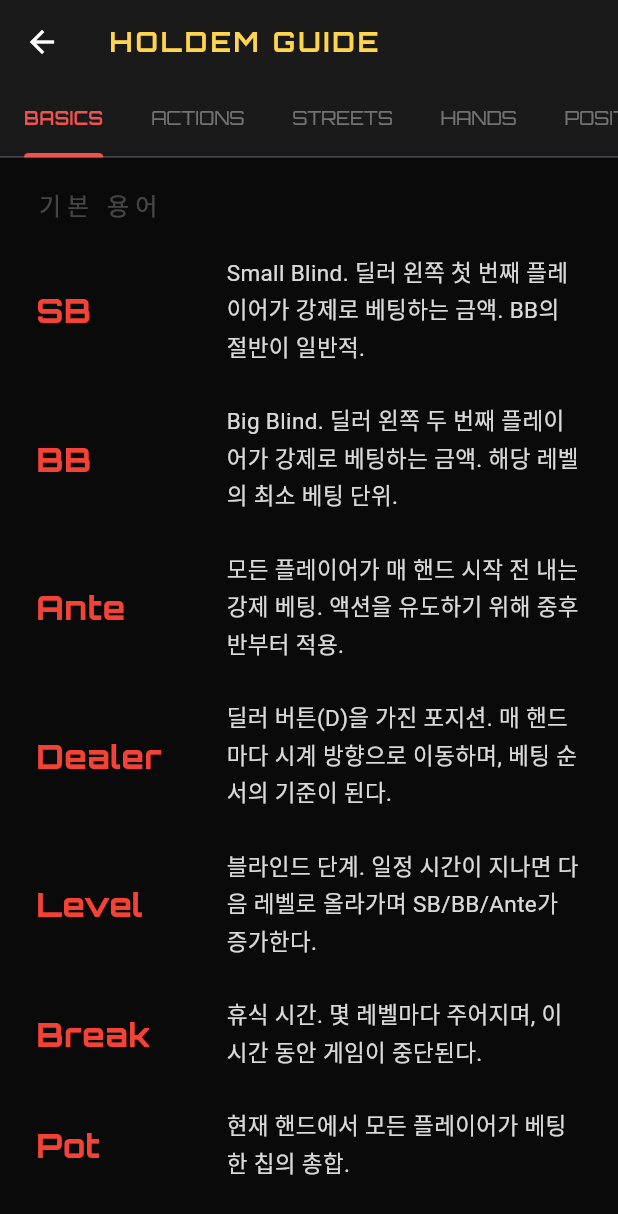
After one commit to Blanche-jara/jara-holdem, a Flutter app: the screen it shows after launch, after a tap on the "help outline" icon, on a phone screen of 412 x 824 dp. The commit adds this screen. Shown: the top 1214 px of the screen. Run offline on Flutter 3.47's test engine with Material 3 defaults, Android fonts, the phone set to English and light mode, and no system bars; our stand-ins replace audioplayers, google_fonts, shared_preferences, web.

Commit message:
용어설명 1

```diff
--- /dev/null
+++ b/lib/screens/help_screen.dart
@@ -0,0 +1,201 @@
+import 'package:flutter/material.dart';
+import 'package:google_fonts/google_fonts.dart';
+
+class HelpScreen extends StatelessWidget {
+  const HelpScreen({super.key});
+
+  static const _pages = [
+    _HelpPage(
+      title: 'BASICS',
+      subtitle: '기본 용어',
+      entries: [
+        _HelpEntry('SB', 'Small Blind. 딜러 왼쪽 첫 번째 플레이어가 강제로 베팅하는 금액. BB의 절반이 일반적.'),
+        _HelpEntry('BB', 'Big Blind. 딜러 왼쪽 두 번째 플레이어가 강제로 베팅하는 금액. 해당 레벨의 최소 베팅 단위.'),
+        _HelpEntry('Ante', '모든 플레이어가 매 핸드 시작 전 내는 강제 베팅. 액션을 유도하기 위해 중후반부터 적용.'),
+        _HelpEntry('Dealer', '딜러 버튼(D)을 가진 포지션. 매 핸드마다 시계 방향으로 이동하며, 베팅 순서의 기준이 된다.'),
+        _HelpEntry('Level', '블라인드 단계. 일정 시간이 지나면 다음 레벨로 올라가며 SB/BB/Ante가 증가한다.'),
+        _HelpEntry('Break', '휴식 시간. 몇 레벨마다 주어지며, 이 시간 동안 게임이 중단된다.'),
+        _HelpEntry('Pot', '현재 핸드에서 모든 플레이어가 베팅한 칩의 총합.'),
+      ],
+    ),
+    _HelpPage(
+      title: 'ACTIONS',
+      subtitle: '액션',
+      entries: [
+        _HelpEntry('Fold', '패를 포기하고 해당 핸드에서 빠지는 것. 이미 베팅한 칩은 돌려받을 수 없다.'),
+        _HelpEntry('Check', '베팅 없이 차례를 넘기는 것. 앞에 베팅이 없을 때만 가능.'),
+        _HelpEntry('Call', '이전 플레이어의 베팅 금액과 동일하게 따라 베팅하는 것.'),
+        _HelpEntry('Bet', '해당 라운드에서 첫 번째로 칩을 거는 것. 이후 다른 플레이어가 콜/레이즈/폴드를 선택.'),
+        _HelpEntry('Raise', '이전 베팅보다 더 높은 금액으로 베팅하는 것. 최소 레이즈는 직전 레이즈 폭 이상.'),
+        _HelpEntry('Re-raise', '레이즈에 대해 다시 레이즈하는 것. 3-Bet, 4-Bet 등으로도 불린다.'),
+        _HelpEntry('All-in', '보유한 칩 전부를 베팅하는 것. 올인 후에는 추가 베팅 없이 쇼다운까지 진행.'),
+      ],
+    ),
+    _HelpPage(
+      title: 'STREETS',
+      subtitle: '게임 진행 단계',
+      entries: [
+        _HelpEntry('Preflop', '커뮤니티 카드가 깔리기 전 단계. 각 플레이어는 2장의 홀카드를 받고 첫 베팅을 진행.'),
+        _HelpEntry('Flop', '커뮤니티 카드 3장이 동시에 공개되는 단계. 두 번째 베팅 라운드가 진행된다.'),
+        _HelpEntry('Turn', '네 번째 커뮤니티 카드가 공개되는 단계. 세 번째 베팅 라운드.'),
+        _HelpEntry('River', '다섯 번째(마지막) 커뮤니티 카드가 공개되는 단계. 최종 베팅 라운드.'),
+        _HelpEntry('Showdown', '최종 베팅 후 남은 플레이어들이 카드를 공개하여 승자를 결정하는 과정.'),
+      ],
+    ),
+    _HelpPage(
+      title: 'HANDS',
+      subtitle: '핸드 타입',
+      entries: [
+        _HelpEntry('Pocket\nPair', '두 장의 홀카드가 같은 숫자인 경우.\n예: AA, KK, QQ, JJ, 22 등. 프리미엄 핸드에 해당.'),
+        _HelpEntry('Suited', '두 장의 홀카드가 같은 무늬인 경우.\n예: A♠K♠, 7♥8♥. 플러시 가능성이 있어 가치가 높아진다.'),
+        _HelpEntry('Offsuit', '두 장의 홀카드가 다른 무늬인 경우.\n예: A♠K♥. 같은 숫자 조합이라도 수딧보다 가치가 낮다.'),
+        _HelpEntry('Connec\ntor', '두 장의 홀카드가 연속된 숫자인 경우.\n예: 8♠9♠(수딧 커넥터), T♥J♣(오프숫 커넥터). 스트레이트 가능성.'),
+      ],
+    ),
+    _HelpPage(
+      title: 'POSITIONS',
+      subtitle: '포지션',
+      entries: [
+        _HelpEntry('UTG', 'Under The Gun. BB 왼쪽, 프리플랍에서 가장 먼저 액션하는 자리. 가장 불리한 포지션.'),
+        _HelpEntry('MP', 'Middle Position. UTG와 레이트 포지션 사이. 중간 정도의 핸드 레인지로 플레이.'),
+        _HelpEntry('CO', 'Cutoff. 딜러 바로 오른쪽. 레이트 포지션으로 넓은 레인지 플레이 가능.'),
+        _HelpEntry('BTN', 'Button(딜러). 포스트플랍에서 항상 마지막에 액션. 가장 유리한 포지션.'),
+        _HelpEntry('SB', 'Small Blind 포지션. 프리플랍에서는 마지막에 가깝지만, 포스트플랍에서 가장 먼저 액션.'),
+        _HelpEntry('BB', 'Big Blind 포지션. 프리플랍에서 마지막에 액션. 포스트플랍에서는 SB 다음으로 액션.'),
+      ],
+    ),
+    _HelpPage(
+      title: 'RANKINGS',
+      subtitle: '족보 (약 → 강)',
+      entries: [
+        _HelpEntry('High\nCard', '아무 조합도 없는 경우. 가장 높은 카드로 승부.\n예: A♠8♥5♦3♣2♠'),
+        _HelpEntry('One\nPair', '같은 숫자 2장.\n예: K♠K♥9♦5♣2♠'),
+        _HelpEntry('Two\nPair', '같은 숫자 2장이 두 세트.\n예: Q♠Q♥7♦7♣3♠'),
+        _HelpEntry('Three\nof a Kind', '같은 숫자 3장. "트립스" 또는 "셋"이라고도 함.\n예: J♠J♥J♦8♣2♠'),
+        _HelpEntry('Straight', '연속된 숫자 5장. 무늬 무관.\n예: 5♠6♥7♦8♣9♠'),
+        _HelpEntry('Flush', '같은 무늬 5장. 숫자 무관.\n예: A♥T♥8♥5♥2♥'),
+        _HelpEntry('Full\nHouse', '같은 숫자 3장 + 같은 숫자 2장.\n예: A♠A♥A♦K♣K♠'),
+        _HelpEntry('Four of\na Kind', '같은 숫자 4장. "쿼드"라고도 함.\n예: 9♠9♥9♦9♣A♠'),
+        _HelpEntry('Straight\nFlush', '같은 무늬로 연속된 숫자 5장.\n예: 5♥6♥7♥8♥9♥'),
+        _HelpEntry('Royal\nFlush', '같은 무늬의 T, J, Q, K, A. 최강 족보.\n예: T♠J♠Q♠K♠A♠'),
+      ],
+    ),
+  ];
+
+  @override
+  Widget build(BuildContext context) {
+    return DefaultTabController(
+      length: _pages.length,
+      child: Scaffold(
+        backgroundColor: const Color(0xFF0A0A0A),
+        appBar: AppBar(
+          backgroundColor: const Color(0xFF1A1A1A),
+          title: Text(
+            'HOLDEM GUIDE',
+            style: GoogleFonts.orbitron(
+              color: Colors.amber.shade300,
+              fontSize: 18,
+              fontWeight: FontWeight.w700,
+              letterSpacing: 2,
+            ),
+          ),
+          iconTheme: const IconThemeData(color: Colors.white),
+          bottom: TabBar(
+            isScrollable: true,
+            indicatorColor: Colors.red.shade400,
+            indicatorWeight: 3,
+            labelColor: Colors.red.shade400,
+            unselectedLabelColor: Colors.white38,
+            labelStyle: GoogleFonts.orbitron(fontSize: 12, fontWeight: FontWeight.w700),
+            unselectedLabelStyle: GoogleFonts.orbitron(fontSize: 12, fontWeight: FontWeight.w400),
+            tabAlignment: TabAlignment.start,
+            tabs: _pages.map((p) => Tab(text: p.title)).toList(),
+          ),
+        ),
+        body: TabBarView(
+          children: _pages.map((page) => _buildPage(context, page)).toList(),
+        ),
+      ),
+    );
+  }
+
+  Widget _buildPage(BuildContext context, _HelpPage page) {
+    return ListView.builder(
+      padding: const EdgeInsets.symmetric(vertical: 20, horizontal: 24),
+      itemCount: page.entries.length + 1, // +1 for subtitle header
+      itemBuilder: (context, index) {
+        if (index == 0) {
+          return Padding(
+            padding: const EdgeInsets.only(bottom: 20),
+            child: Text(
+              page.subtitle,
+              style: TextStyle(
+                color: Colors.white24,
+                fontSize: 16,
+                letterSpacing: 4,
+              ),
+            ),
+          );
+        }
+        final entry = page.entries[index - 1];
+        return _buildRow(context, entry);
+      },
+    );
+  }
+
+  Widget _buildRow(BuildContext context, _HelpEntry entry) {
+    final screenWidth = MediaQuery.of(context).size.width;
+    final termWidth = (screenWidth * 0.25).clamp(100.0, 200.0);
+    final termFontSize = (screenWidth * 0.045).clamp(22.0, 48.0);
+    final descFontSize = (screenWidth * 0.025).clamp(15.0, 24.0);
+
+    return Padding(
+      padding: const EdgeInsets.only(bottom: 24),
+      child: Row(
+        crossAxisAlignment: CrossAxisAlignment.center,
+        children: [
+          // Term (left)
+          SizedBox(
+            width: termWidth,
+            child: Text(
+              entry.term,
+              style: GoogleFonts.orbitron(
+                color: Colors.red.shade500,
+                fontSize: termFontSize,
+                fontWeight: FontWeight.w800,
+                height: 1.2,
+              ),
+            ),
+          ),
+          const SizedBox(width: 24),
+          // Description (right)
+          Expanded(
+            child: Text(
+              entry.description,
+              style: TextStyle(
+                color: Colors.white.withValues(alpha: 0.85),
+                fontSize: descFontSize,
+                height: 1.6,
+              ),
+            ),
+          ),
+        ],
+      ),
+    );
+  }
+}
+
+class _HelpPage {
+  final String title;
+  final String subtitle;
+  final List<_HelpEntry> entries;
+
+  const _HelpPage({required this.title, required this.subtitle, required this.entries});
+}
+
+class _HelpEntry {
+  final String term;
+  final String description;
+
+  const _HelpEntry(this.term, this.description);
+}
--- a/lib/screens/timer_screen.dart
+++ b/lib/screens/timer_screen.dart
@@ -7,6 +7,7 @@ import '../providers/tournament_provider.dart';
 import '../widgets/countdown_display.dart';
 import '../widgets/blind_info_display.dart';
 import '../widgets/control_buttons.dart';
+import 'help_screen.dart';
 import 'setup_screen.dart';
 
 class TimerScreen extends StatefulWidget {
@@ -94,7 +95,20 @@ class _TimerScreenState extends State<TimerScreen> {
               ),
             ),
           ),
-          const SizedBox(width: 12),
+          const SizedBox(width: 8),
+          // Help button
+          IconButton(
+            icon: const Icon(
+              Icons.help_outline_rounded,
+              color: Colors.white54,
+              size: 26,
+            ),
+            onPressed: () => Navigator.push(
+              context,
+              MaterialPageRoute(builder: (_) => const HelpScreen()),
+            ),
+            tooltip: 'Holdem Guide',
+          ),
           // Fullscreen toggle
           IconButton(
             icon: Icon(
```
